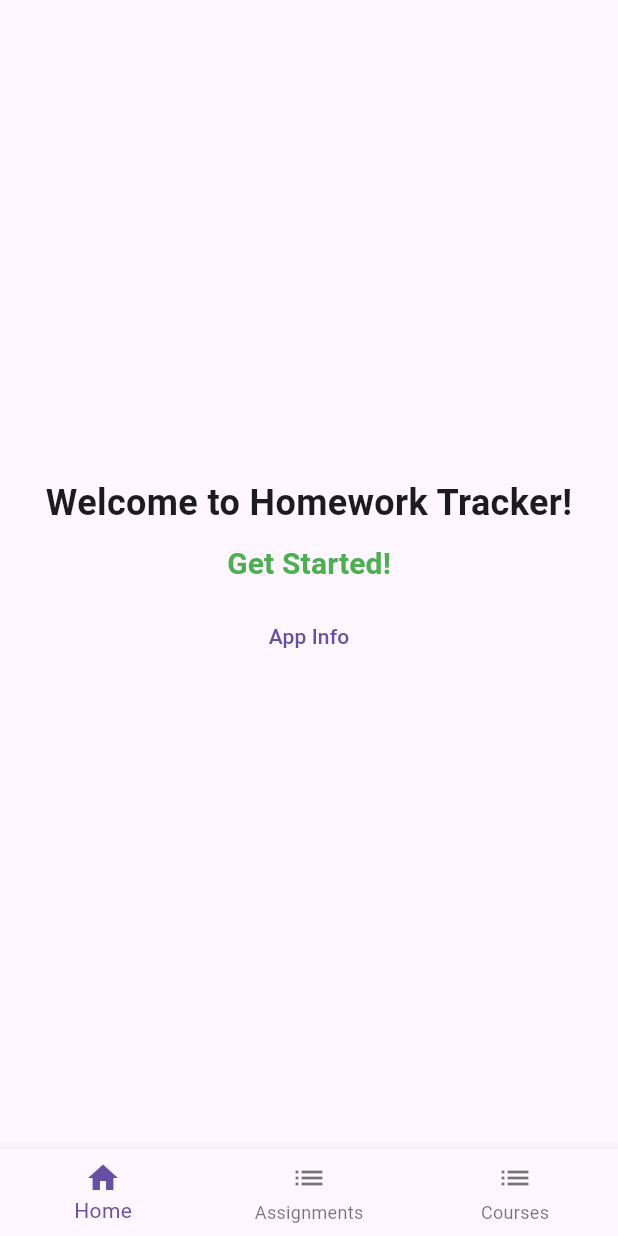
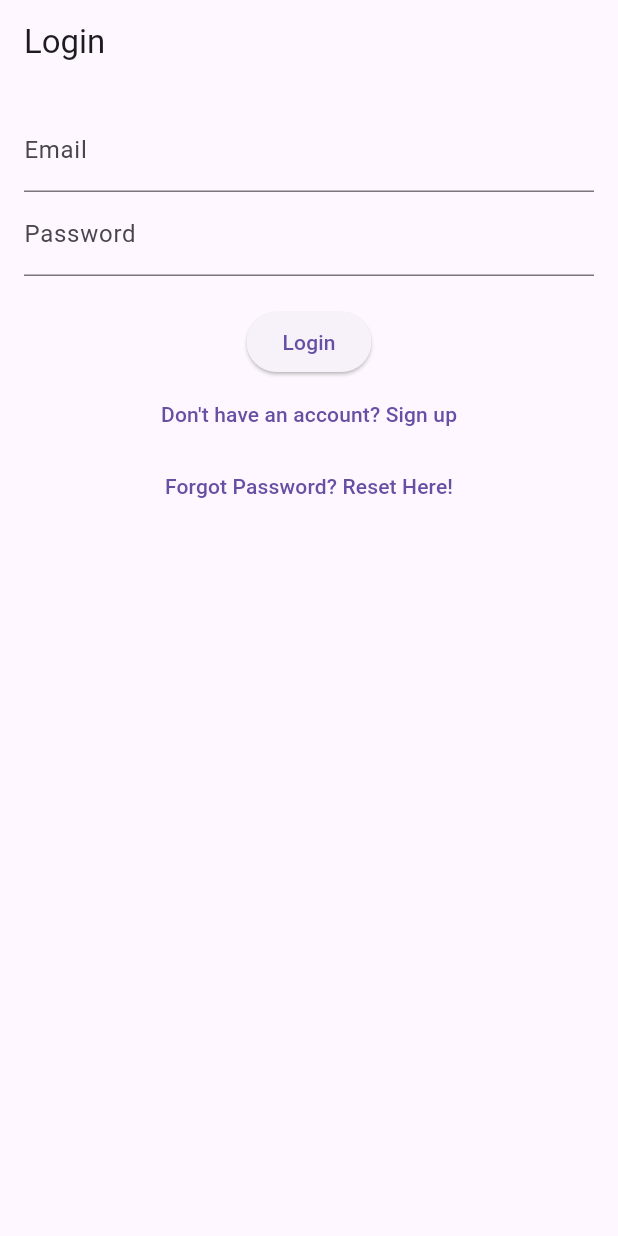
Before and after one commit to CadenNicholson/homework-tracker, a Flutter app: the screen it shows after launch, on a phone screen of 412 x 824 dp. Run offline on Flutter 3.47's test engine with Material 3 defaults, Android fonts, the phone set to English and light mode, and no system bars; our stand-ins replace firebase_auth, firebase_core; accounts and stored records are empty.

Commit message:
Lab 4 Added Login and Sign Up Screens with Firebase. Also added the ability to reset passwords.

```diff
--- a/lib/home_screen.dart
+++ b/lib/home_screen.dart
@@ -51,7 +51,4 @@ class HomeScreen extends StatelessWidget{
     );
 
   }
-
-
-
 }
--- a/lib/main.dart
+++ b/lib/main.dart
@@ -1,13 +1,17 @@
 import 'package:flutter/material.dart';
-import 'dart:async';
+import 'package:firebase_core/firebase_core.dart';
+import 'package:firebase_auth/firebase_auth.dart';
 import 'views/main_navigation.dart';
+import 'views/login_screen.dart';
 
-void main() {
-  runApp(const MainApp());
+void main() async {
+  WidgetsFlutterBinding.ensureInitialized();
+  await Firebase.initializeApp();
+  runApp(const HomeworkTrackerApp());
 }
 
-class MainApp extends StatelessWidget {
-  const MainApp({super.key});
+class HomeworkTrackerApp extends StatelessWidget {
+  const HomeworkTrackerApp({super.key});
 
   @override
   Widget build(BuildContext context) {
@@ -19,29 +23,16 @@ class MainApp extends StatelessWidget {
   }
 }
 
-class SplashScreen extends StatefulWidget {
+class SplashScreen extends StatelessWidget {
   const SplashScreen({super.key});
 
   @override
-  State<SplashScreen> createState() => _SplashScreenState();
-}
-
-class _SplashScreenState extends State<SplashScreen> {
-  @override
-  void initState() {
-    super.initState();
-    Timer(const Duration(seconds: 3), () {
-      Navigator.of(context,).pushReplacement(
-        MaterialPageRoute(
-          builder: (_) => const MainNavigationScreen(),
-          ),
-        );
-    });
-  }
-
-  @override
-  Widget build(BuildContext context){
-    return Scaffold(
+  Widget build(BuildContext context) {
+    return StreamBuilder<User?>(
+      stream: FirebaseAuth.instance.authStateChanges(),
+      builder: (context,snapshot){
+        if (snapshot.connectionState == ConnectionState.waiting) {
+          return const Scaffold(
             backgroundColor: Colors.blue,
             body: Center(
               child: Text(
@@ -55,4 +46,11 @@ class _SplashScreenState extends State<SplashScreen> {
               ),
             );
         }
+        if (snapshot.hasData){
+          return const MainNavigationScreen();
         }
+        return const LoginScreen();
+      },
+    );
+  }
+}
--- /dev/null
+++ b/lib/models/auth_model.dart
@@ -0,0 +1,40 @@
+import 'package:firebase_auth/firebase_auth.dart';
+
+class AuthModel {
+  final FirebaseAuth _auth = FirebaseAuth.instance;
+
+Future<String?> login(String email,String password) async {
+  try{
+    await _auth.signInWithEmailAndPassword(email:email, password:password);
+    return null;
+  } catch (e) {
+    return e.toString();
+  }
+}
+
+Future<String?> signUp(String email,String password) async {
+  try{
+    await _auth.createUserWithEmailAndPassword(email:email, password:password);
+    return null;
+  } catch (e){
+    return e.toString();
+  }
+}
+
+Future<void> signOut() async{
+  await _auth.signOut();
+}
+
+Future<void> resetPassword(String email) async {
+  try{
+  await _auth.sendPasswordResetEmail(email: email);
+  } catch (e) {
+    return;
+  }
+}
+
+Stream<User?> authStateChanges() => _auth.authStateChanges();
+
+User? get currentUser => _auth.currentUser;
+
+}
--- /dev/null
+++ b/lib/presenters/auth_presenter.dart
@@ -0,0 +1,20 @@
+import '../models/auth_model.dart';
+
+class AuthPresenter {
+  final AuthModel _model = AuthModel();
+
+  Future<String?> login(String email,String password){
+    return _model.login(email,password);
+  }
+
+  Future<String?> signUp(String email, String password){
+    return _model.signUp(email, password);
+  }
+  Future<void> logout() => _model.signOut();
+
+  Future<void> sendPasswordResetEmail(String email) => _model.resetPassword(email);
+
+  Stream authStateChanges() => _model.authStateChanges();
+
+  String? getCurrentUserEmail() => _model.currentUser?.email;
+}
--- /dev/null
+++ b/lib/views/login_screen.dart
@@ -0,0 +1,93 @@
+import 'package:flutter/material.dart';
+import '../presenters/auth_presenter.dart';
+import 'main_navigation.dart';
+import 'signup_screen.dart';
+
+class LoginScreen extends StatefulWidget {
+  const LoginScreen({super.key});
+
+  @override
+  State<LoginScreen> createState() => _LoginStateScreen();
+}
+
+class _LoginStateScreen extends State<LoginScreen> {
+  final _emailController = TextEditingController();
+  final _passwordController = TextEditingController();
+  final _presenter = AuthPresenter();
+
+  String? _errorMessage;
+
+  void _handleLogin() async {
+    final error = await _presenter.login(
+      _emailController.text.trim(),
+      _passwordController.text.trim(),
+    );
+
+    if (error != null) {
+      setState(() => _errorMessage = error);
+    } else {
+      Navigator.pushReplacement(
+        context,
+        MaterialPageRoute(builder: (_) => const MainNavigationScreen()),
+      );
+    }
+  }
+
+void _handlePasswordReset() async {
+    final email = _emailController.text.trim();
+    if (email.isNotEmpty) {
+      await _presenter.sendPasswordResetEmail(email);
+      ScaffoldMessenger.of(context).showSnackBar(
+        const SnackBar(content: Text('Password reset email sent!')),
+      );
+    } else {
+      ScaffoldMessenger.of(context).showSnackBar(
+        const SnackBar(content: Text('Please enter your email address.')),
+      );
+    }
+  }
+  @override
+  Widget build(BuildContext context){
+    return Scaffold(
+      appBar: AppBar(
+        title: const Text('Login'),
+        automaticallyImplyLeading: false,
+      ),
+      body:Padding(
+        padding: const EdgeInsets.all(16.0),
+        child: Column(
+          children: [
+           if (_errorMessage != null)
+            Text(_errorMessage!, style: const TextStyle(color: Colors.red)),
+          TextField(
+            controller: _emailController,
+            decoration: const InputDecoration(labelText:'Email'),
+          ),
+          TextField(
+            controller: _passwordController,
+            obscureText: true,
+            decoration: const InputDecoration(labelText:'Password'),
+          ),
+          const SizedBox(height: 20),
+          ElevatedButton(onPressed: _handleLogin, child: const Text('Login')),
+          TextButton(
+            onPressed: () {
+              Navigator.push(
+                context,
+                MaterialPageRoute(builder: (_) => const SignupScreen()),
+              );
+            },
+            child: const Text('Don\'t have an account? Sign up'),
+          ),
+          TextButton(
+            onPressed: () {
+              _handlePasswordReset();
+                        },
+            child: const Text('Forgot Password? Reset Here!'),
+          ),
+          ],
+        ),
+      ),
+    );
+  }
+}
--- a/pubspec.yaml
+++ b/pubspec.yaml
@@ -9,6 +9,8 @@ environment:
 dependencies:
   flutter:
     sdk: flutter
+  firebase_core: ^3.13.0
+  firebase_auth: ^5.5.3
 
 dev_dependencies:
   flutter_test:
```
Also changed, not shown: lib/views/main_navigation.dart (+9 -1 lines), lib/views/profile_screen.dart (added, +64 -0 lines), lib/views/signup_screen.dart (added, +89 -0 lines), pubspec.lock, 7 other files. Lines whose indentation alone changed are shown as unchanged.
